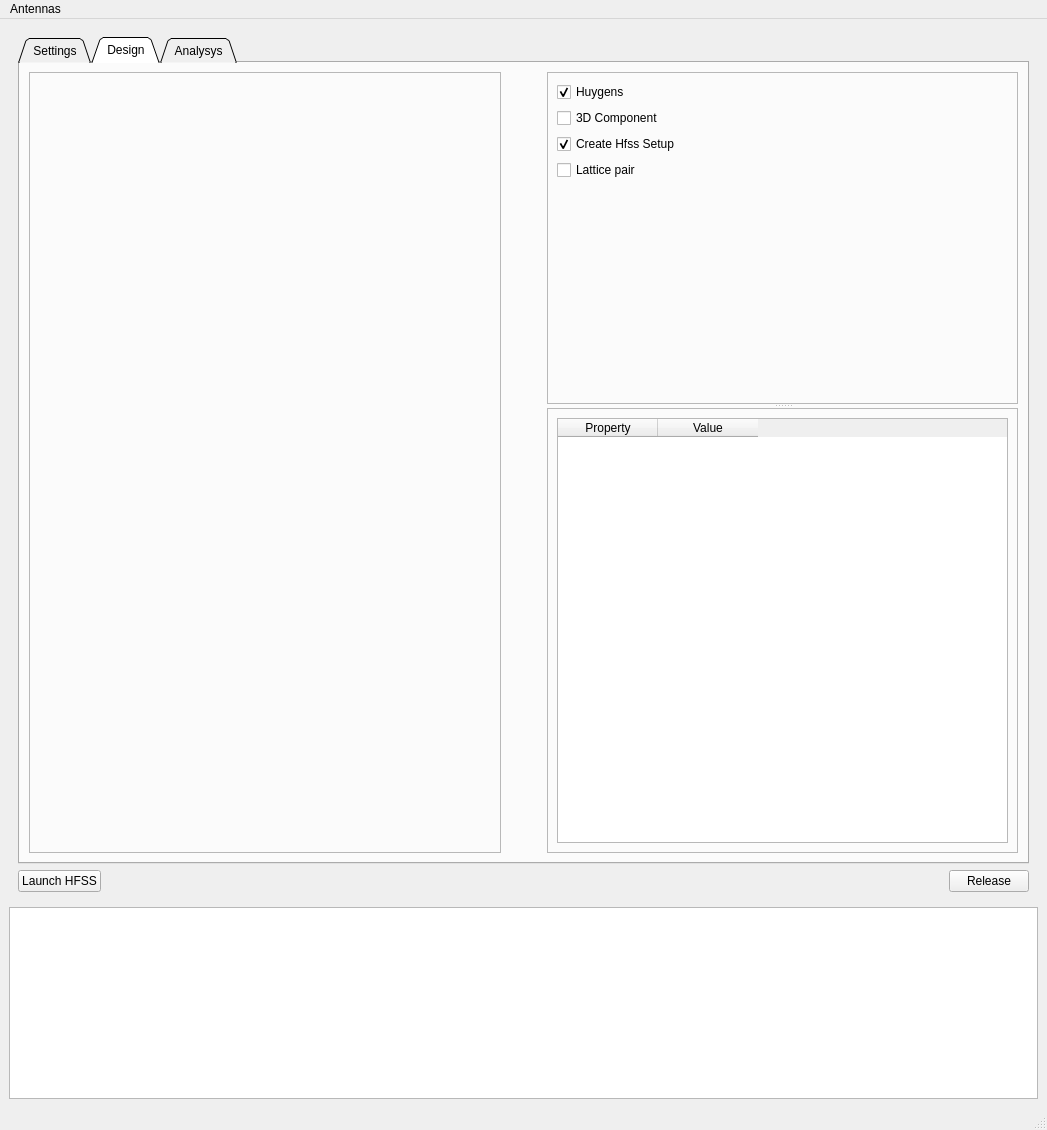
Before: the Qt Designer form src/ansys/aedt/toolkits/antennas/ui/antenna_toolkit.ui in ansys/pyaedt-toolkits-antenna, drawn with Qt 5.
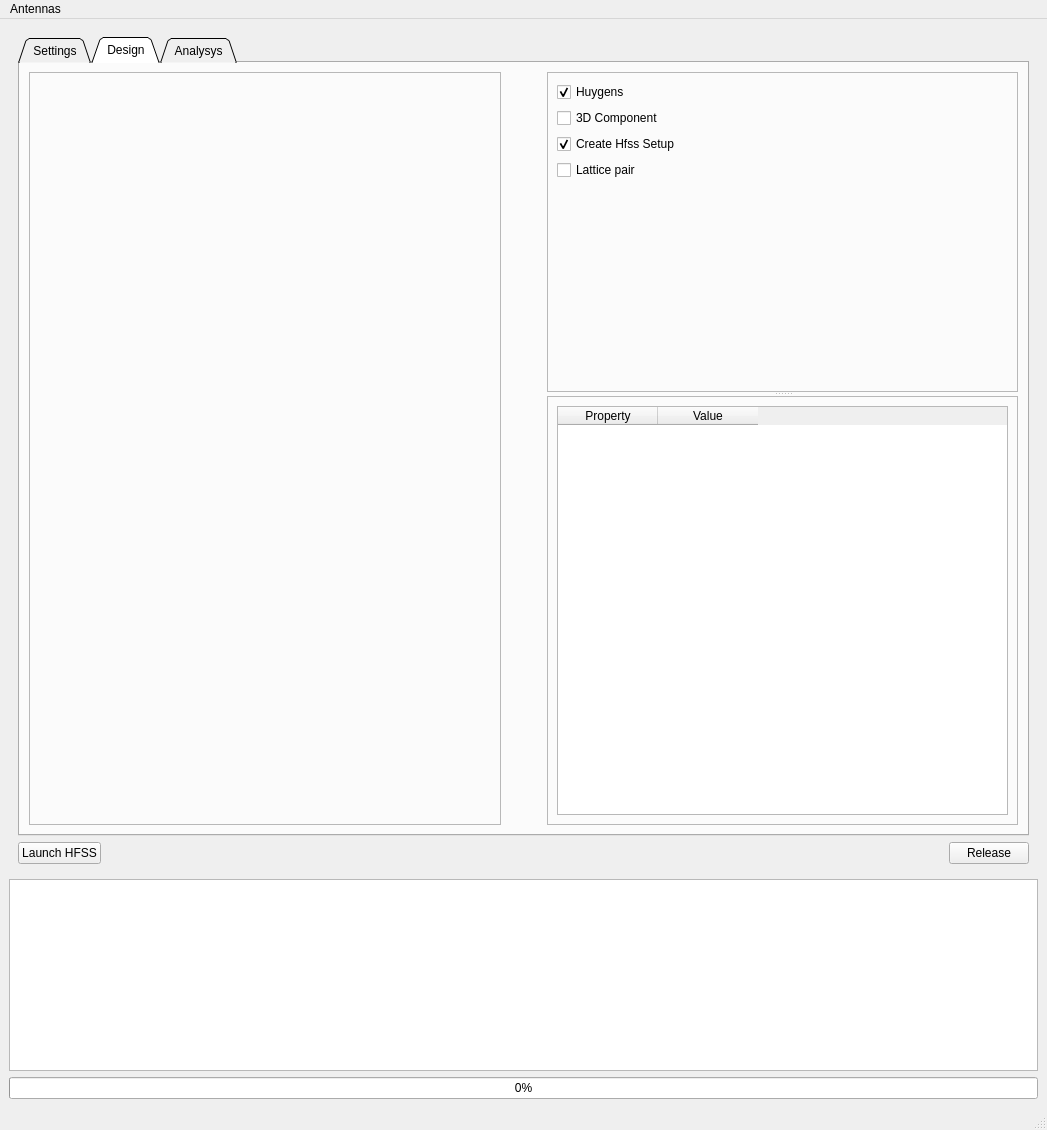
After: the same form once the commit is applied.

Commit message: Added Helix Antenna

```diff
--- a/src/ansys/aedt/toolkits/antennas/ui/antenna_toolkit.ui
+++ b/src/ansys/aedt/toolkits/antennas/ui/antenna_toolkit.ui
@@ -708,6 +708,13 @@
       </property>
      </widget>
     </item>
+    <item>
+     <widget class="QProgressBar" name="progressBar">
+      <property name="value">
+       <number>0</number>
+      </property>
+     </widget>
+    </item>
    </layout>
   </widget>
   <widget class="QMenuBar" name="menubar">
```
Left out of the diff: 12 changed lines with no effect on the pictures. The commit also changes 8 other files.
